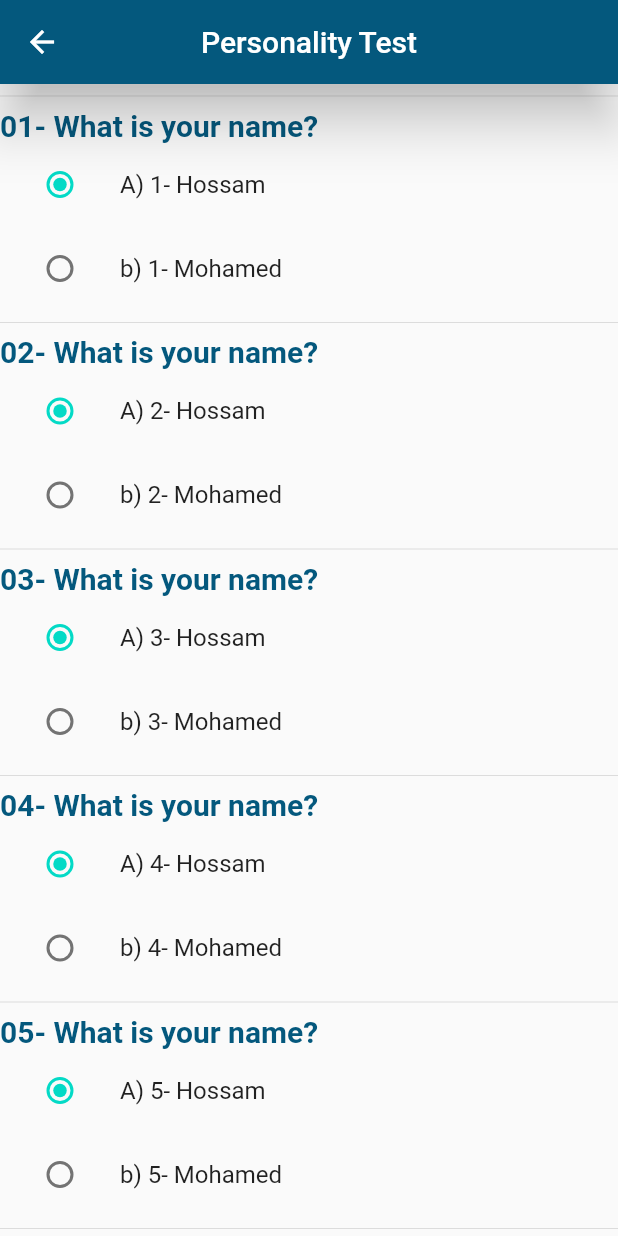
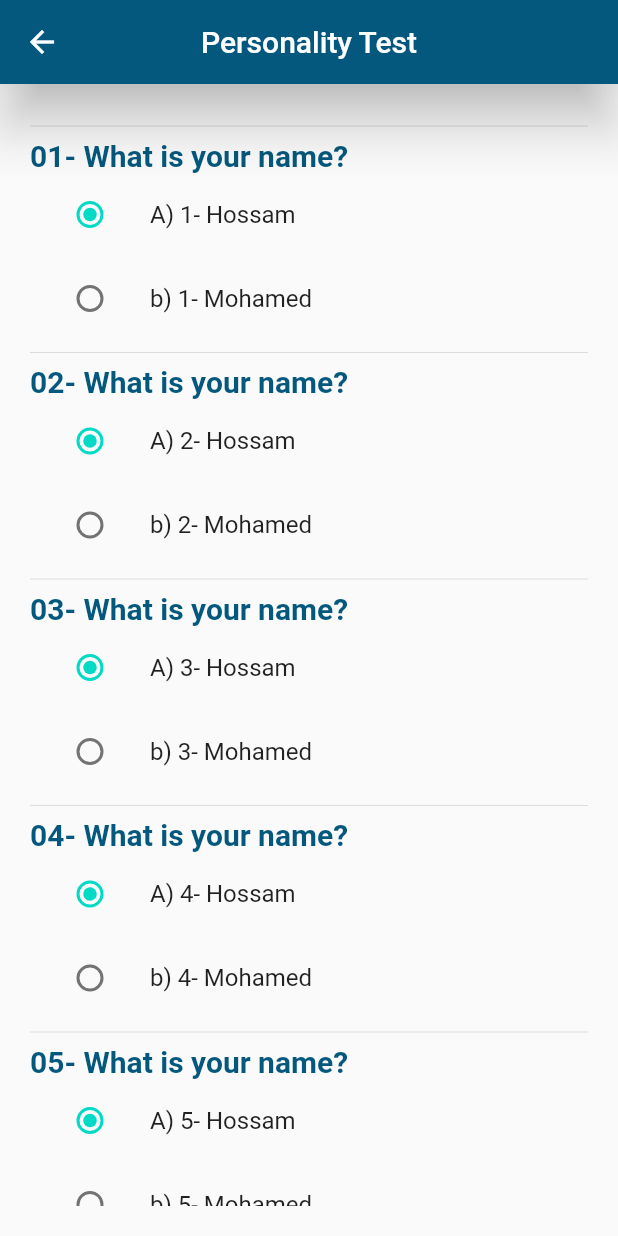
Before and after one commit to nadahanii/Int-Hire_GP, a Flutter app: the AddTest screen opened by its route, on a phone screen of 412 x 824 dp. Run offline on Flutter 3.47's test engine with Material 2 defaults, Android fonts, the phone set to English and light mode, and no system bars; our stand-ins replace flutter_settings_screens, fluttertoast, font_awesome_flutter, google_fonts, shared_preferences; accounts and stored records are empty; statements that could not run were skipped.

Commit message:
Update add_test.dart

```diff
--- a/lib/screens/add_test.dart
+++ b/lib/screens/add_test.dart
@@ -1,5 +1,6 @@
 import 'package:flutter/material.dart';
 
+import '../models/PersonalityDataClass.dart';
 import '../models/testClass.dart';
 import '../models/test.dart';
 import 'applicant_result_screen.dart';
@@ -13,6 +14,16 @@ class AddTest extends StatefulWidget {
 }
 
 class _AddTestState extends State<AddTest> {
+  // dumy obj
+  late PersonalityData personalityData = PersonalityData(
+      "Architect",
+      "Imaginative and strategic thinkers, with a plan for everything.",
+      "WHO IS AN ARCHITECT (INTJ)?",
+      "Architect (INTJ) Strengths",
+      "Professional know-how is often where Architects (INTJs) shine most brilliantly.",
+      "What Architects (INTJs) want",
+      "An Architect (INTJ) is a person with the Introverted.");
+  //**************************************************************
   late List<TestClass> _testData1 = Test().testData;
   List<int> _answers = [0, 0, 0, 0, 0, 0, 0, 0, 0, 0];
   late String _testType = "";
@@ -48,11 +59,13 @@ class _AddTestState extends State<AddTest> {
         title: Text("Personality Test"),
         centerTitle: true,
       ),
-      body: Container(
+      body: Padding(
+        padding: const EdgeInsets.all(20.0),
         child: SingleChildScrollView(
           child: Column(
-          children: [
+            children: <Widget>[
               ListView.builder(
+                physics: const NeverScrollableScrollPhysics(),
                 scrollDirection: Axis.vertical,
                 shrinkWrap: true,
                 itemCount: _testData1.length,
@@ -78,19 +91,20 @@ class _AddTestState extends State<AddTest> {
               ),
               TextButton.icon(
                 onPressed: (() {
-                setType(
-                    0, _testData1[0].getLabelA(), _testData1[0].getLabelB(), 1);
-                setType(
-                    1, _testData1[1].getLabelA(), _testData1[1].getLabelB(), 0);
-                setType(
-                    2, _testData1[2].getLabelA(), _testData1[2].getLabelB(), 0);
-                setType(
-                    3, _testData1[3].getLabelA(), _testData1[3].getLabelB(), 0);
+                  setType(0, _testData1[0].getLabelA(),
+                      _testData1[0].getLabelB(), 1);
+                  setType(1, _testData1[1].getLabelA(),
+                      _testData1[1].getLabelB(), 0);
+                  setType(2, _testData1[2].getLabelA(),
+                      _testData1[2].getLabelB(), 0);
+                  setType(3, _testData1[3].getLabelA(),
+                      _testData1[3].getLabelB(), 0);
                   Navigator.push(
                       context,
                       MaterialPageRoute(
                           builder: (context) => ApplicantResult(
                                 personality_type: _testType,
+                                personalityData: personalityData,
                               )));
                 }),
                 icon: const Icon(
@@ -119,7 +133,8 @@ class _AddTestState extends State<AddTest> {
               )
             ],
           ),
-      )),
+       ),
+      ),
     );
   }
 }
```
Lines whose indentation alone changed are shown as unchanged.
